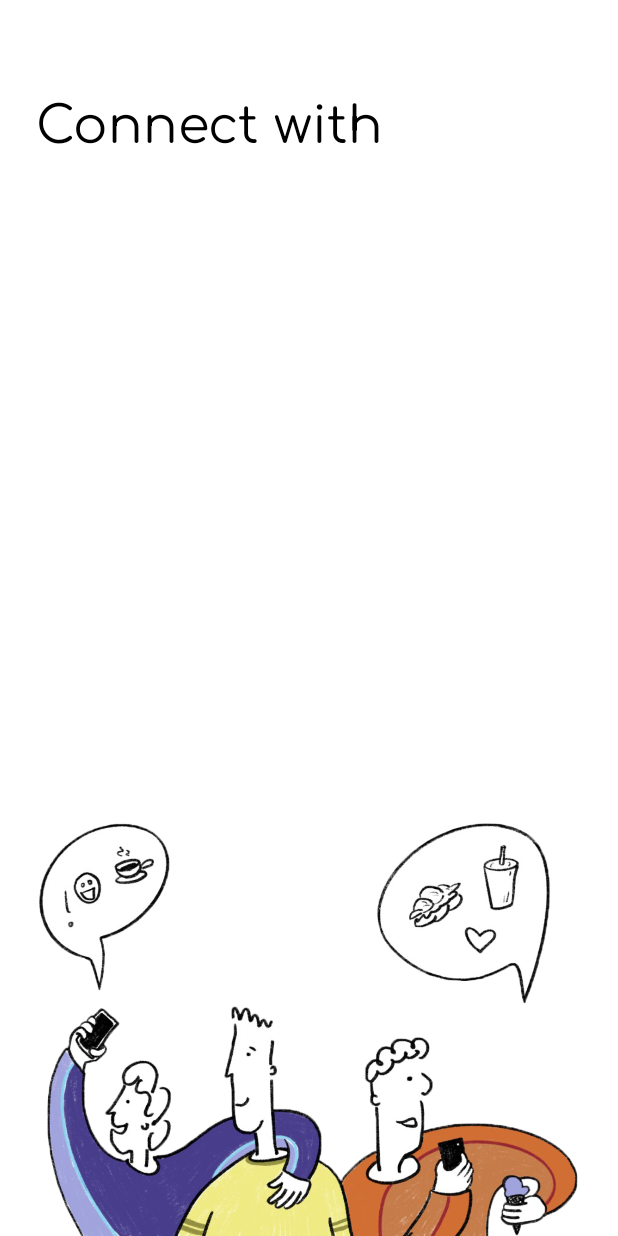
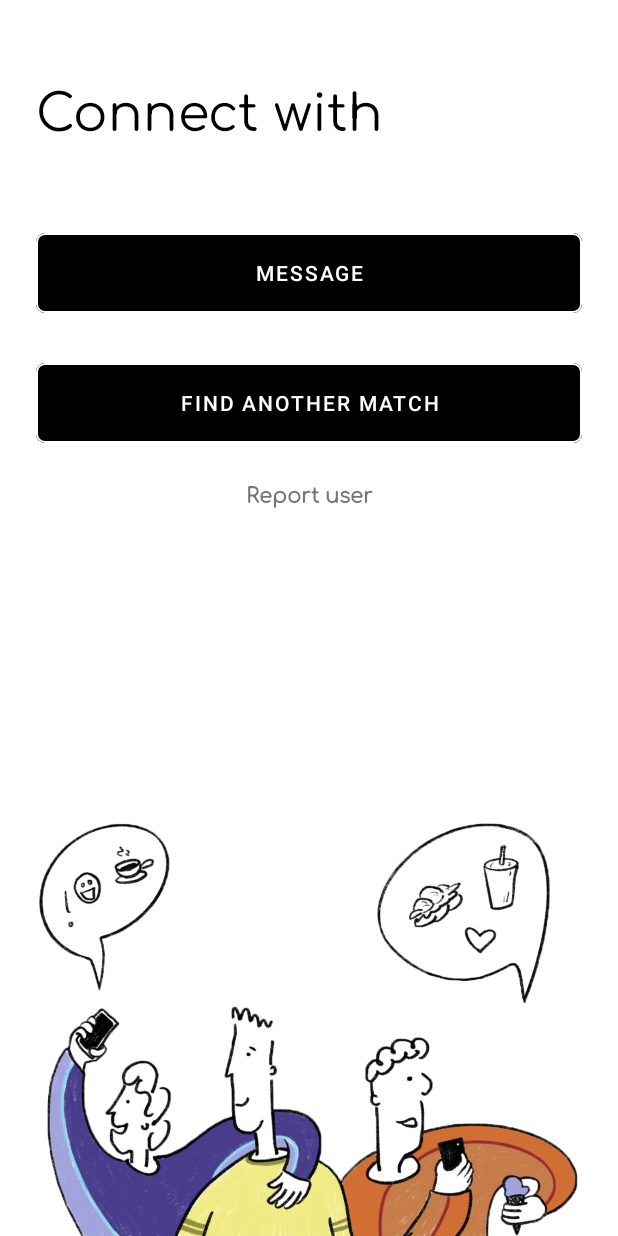
Before and after one commit to kryptorado/dineShareAndroid, an Android app: the PostCallActivity screen opened directly, with no data from a screen before it, on a phone screen of 412 x 824 dp. Run offline under Robolectric (Android 15) with nearby library versions, the phone set to English and light mode, and no system bars; libraries missing offline, so code that uses them is left out: com.amplifyframework.api, com.amplifyframework.core, com.beust.klaxon; 15 statements that could not run were skipped.

Commit message:
updated post call ui and moved call log saving there as well

```diff
--- a/app/src/main/java/com/example/dineshareandroid/ui/connecting/ConnectViewModel.kt
+++ b/app/src/main/java/com/example/dineshareandroid/ui/connecting/ConnectViewModel.kt
@@ -102,7 +102,7 @@ class ConnectViewModel: ViewModel() {
                     // TODO: handle exception
                 }
             }
-        }, 0, 2000)
+        }, 1000, 4000)
     }
 
     private fun cancelPollQueueTimer() {
@@ -154,6 +154,8 @@ class ConnectViewModel: ViewModel() {
         val url = POLL_QUEUE_URL
         val request = Request.Builder().url(url).build()
         val client = OkHttpClient()
+//        Log.e(TAG, ".......................................................................")
+
         client.newCall(request).enqueue(object: Callback {
             override fun onResponse(call: Call, response: Response) {
                 if (response.code == 200) {
--- a/app/src/main/java/com/example/dineshareandroid/ui/postCall/PostCallActivity.kt
+++ b/app/src/main/java/com/example/dineshareandroid/ui/postCall/PostCallActivity.kt
@@ -1,12 +1,50 @@
 package com.example.dineshareandroid.ui.postCall
 
+import android.os.Bundle
+import android.widget.Toast
+import androidx.activity.viewModels
 import androidx.appcompat.app.AppCompatActivity
-import android.os.Bundle
 import com.example.dineshareandroid.R
+import kotlinx.android.synthetic.main.activity_post_call.*
 
 class PostCallActivity : AppCompatActivity() {
+    private val model: PostCallViewModel by viewModels()
+
     override fun onCreate(savedInstanceState: Bundle?) {
         super.onCreate(savedInstanceState)
         setContentView(R.layout.activity_post_call)
+
+        var callLength = intent.getStringExtra("channelName").toString()
+        var remoteUserName = intent.getStringExtra("remoteUserName").toString()
+        var channelName = intent.getStringExtra("channelName").toString()
+        var remoteUserId = intent.getStringExtra("remoteUserId").toString()
+
+        if (callLength != "") {
+            callLength = intent.getStringExtra("callLength").toString()
+//            Toast.makeText(this, callLength, Toast.LENGTH_SHORT).show()
+        }
+
+        if (remoteUserName != "") {
+            remoteUserName = intent.getStringExtra("remoteUserName").toString()
+            post_call_text_title.text = "Connect with ${remoteUserName!!.replaceFirstChar { it.titlecase() }}"
+            post_call_button_messages.text = "Message ${remoteUserName!!.replaceFirstChar { it.titlecase() }}"
+            Toast.makeText(this, remoteUserName, Toast.LENGTH_SHORT).show()
+        }
+
+        if (remoteUserId != "") {
+            remoteUserId = intent.getStringExtra("remoteUserId").toString()
+            Toast.makeText(this, remoteUserId, Toast.LENGTH_SHORT).show()
+        }
+
+        if (channelName != "") {
+            channelName = intent.getStringExtra("channelName").toString()
+            Toast.makeText(this, channelName, Toast.LENGTH_SHORT).show()
+        }
+
+//        model.createCallLog(remoteUserName, callLength)
+        model.createChatRoom(channelName, remoteUserName, remoteUserId)
+
+
+
     }
 }
--- a/app/src/main/java/com/example/dineshareandroid/ui/postCall/PostCallViewModel.kt
+++ b/app/src/main/java/com/example/dineshareandroid/ui/postCall/PostCallViewModel.kt
@@ -1,8 +1,37 @@
 package com.example.dineshareandroid.ui.postCall
 
+import android.util.Log
+import androidx.lifecycle.MutableLiveData
 import androidx.lifecycle.ViewModel
+import androidx.lifecycle.viewModelScope
+import com.example.dineshareandroid.backend.UserData
+import kotlinx.coroutines.*
 
 class PostCallViewModel: ViewModel() {
+    private val TAG = "PostCallViewModel"
+    private val defaultDispatcher: CoroutineDispatcher = Dispatchers.Default
+    val logCreateSuccess = MutableLiveData<Boolean>()
 
+    fun createCallLog(otherUserName: String, callLengthFormatted: String) {
+        viewModelScope.launch {
+            val user = withContext(defaultDispatcher) {
+                UserData.getDynamoUser()
+            }
+            val isSuccess = withContext(defaultDispatcher + NonCancellable) {
+                UserData.createCallLog(user, callLengthFormatted, otherUserName)
+            }
+            Log.d(TAG, "callLog creation success: $isSuccess")
+            logCreateSuccess.value = true
+        }
+    }
+
+    fun createChatRoom(channelName: String, remoteUserName: String, remoteUserId: String) {
+        // get channel name sent by video activity
+        viewModelScope.launch {
+            val isSuccess = withContext(defaultDispatcher + NonCancellable) {
+                UserData.createChatRoom(channelName, remoteUserName, remoteUserId)
+            }
+        }
+    }
 
 }
--- a/app/src/main/res/layout/activity_connect.xml
+++ b/app/src/main/res/layout/activity_connect.xml
@@ -15,7 +15,7 @@
         android:layout_marginEnd="24dp"
         android:fontFamily="@font/comfortaa"
         android:gravity="center"
-        android:text="Finding a Match..."
+        android:text="Matching..."
         android:textColor="?attr/colorOnPrimary"
         android:textSize="34sp"
         app:layout_constraintBottom_toBottomOf="parent"
--- a/app/src/main/res/layout/activity_post_call.xml
+++ b/app/src/main/res/layout/activity_post_call.xml
@@ -7,18 +7,74 @@
     tools:context=".ui.postCall.PostCallActivity">
 
     <TextView
-        android:id="@+id/post_call_text_title"
-        android:layout_width="match_parent"
+        android:id="@+id/login_text_forgot_password2"
+        android:layout_width="wrap_content"
         android:layout_height="wrap_content"
+        android:layout_marginTop="16dp"
+        android:layout_marginBottom="8dp"
+        android:clickable="true"
+        android:fontFamily="@font/comfortaa"
+        android:text="Report user"
+        android:textSize="14sp"
+        android:textStyle="bold"
+        app:layout_constraintBottom_toTopOf="@+id/login_button_login"
+        app:layout_constraintEnd_toEndOf="parent"
+        app:layout_constraintHorizontal_bias="0.5"
+        app:layout_constraintStart_toStartOf="parent"
+        app:layout_constraintTop_toBottomOf="@+id/post_call_button_match"
+        app:layout_constraintVertical_bias="0.0" />
+
+    <com.google.android.material.button.MaterialButton
+        android:id="@+id/post_call_button_messages"
+        style="@style/RoundedButton"
+        android:layout_width="0dp"
+        android:layout_height="65dp"
         android:layout_marginStart="24dp"
         android:layout_marginTop="52dp"
         android:layout_marginEnd="24dp"
+        android:backgroundTint="#000000"
+        android:text="Message"
+        android:textColor="#FFFFFF"
+        app:iconTint="#FFFEFE"
+        app:layout_constraintEnd_toEndOf="parent"
+        app:layout_constraintHorizontal_bias="0.0"
+        app:layout_constraintStart_toStartOf="parent"
+        app:layout_constraintTop_toBottomOf="@+id/post_call_text_title"
+        app:rippleColor="#C8C8C8"
+        app:strokeColor="#FFFFFF" />
+
+    <com.google.android.material.button.MaterialButton
+        android:id="@+id/post_call_button_match"
+        style="@style/RoundedButton"
+        android:layout_width="0dp"
+        android:layout_height="65dp"
+        android:layout_marginStart="24dp"
+        android:layout_marginEnd="24dp"
+        android:backgroundTint="#000000"
+        android:text="Find another match"
+        android:textColor="#FFFFFF"
+        app:iconTint="#FFFEFE"
+        app:layout_constraintBottom_toTopOf="@+id/imageView4"
+        app:layout_constraintEnd_toEndOf="parent"
+        app:layout_constraintHorizontal_bias="0.0"
+        app:layout_constraintStart_toStartOf="parent"
+        app:layout_constraintTop_toBottomOf="@+id/post_call_button_messages"
+        app:layout_constraintVertical_bias="0.081"
+        app:rippleColor="#C8C8C8"
+        app:strokeColor="#FFFFFF" />
+
+    <TextView
+        android:id="@+id/post_call_text_title"
+        android:layout_width="0dp"
+        android:layout_height="wrap_content"
+        android:layout_marginStart="24dp"
+        android:layout_marginTop="44dp"
+        android:layout_marginEnd="24dp"
         android:fontFamily="@font/comfortaa"
         android:text="Connect with"
-        android:textColor="#000000"
+        android:textColor="?attr/colorOnPrimary"
         android:textSize="34sp"
         app:layout_constraintEnd_toEndOf="parent"
-        app:layout_constraintHorizontal_bias="1.0"
         app:layout_constraintStart_toStartOf="parent"
         app:layout_constraintTop_toTopOf="parent" />
 
```
Also changed, not shown: app/src/main/java/com/example/dineshareandroid/backend/UserData.kt (+26 -2 lines), app/src/main/java/com/example/dineshareandroid/ui/videoChat/VideoChatActivity.kt (+26 -30 lines), app/src/main/java/com/example/dineshareandroid/ui/videoChat/VideoChatViewModel.kt (+4 -16 lines), app/src/main/res/layout/activity_video_chat.xml (+21 -13 lines).
